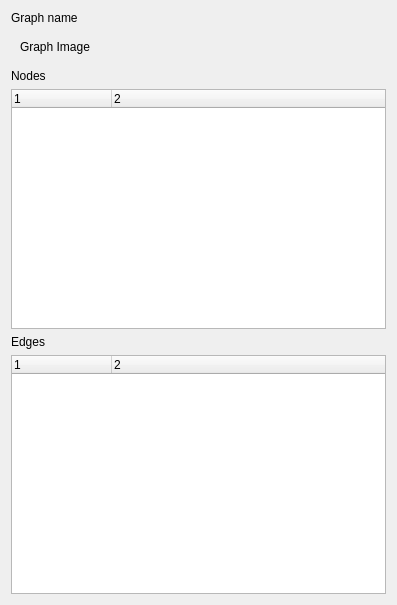
Qt form topo-blend/GraphExplorer.ui (ialhashim/topo-blend) before a commit.
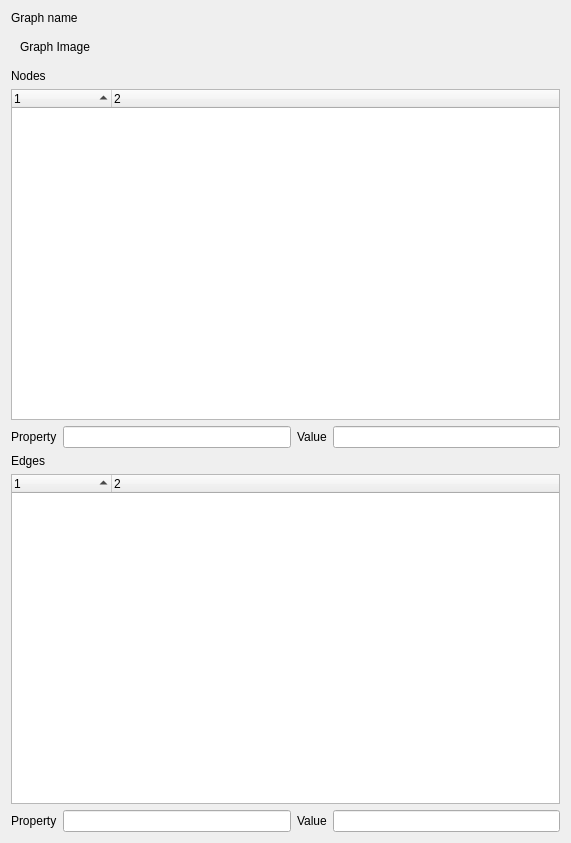
The same form after that commit.

Commit message: [GraphExplorer] faster graph drawing using QProcess + filtering by value and property name.

Patch:
```diff
--- a/topo-blend/GraphExplorer.ui
+++ b/topo-blend/GraphExplorer.ui
@@ -6,8 +6,8 @@
    <rect>
     <x>0</x>
     <y>0</y>
-    <width>397</width>
-    <height>605</height>
+    <width>571</width>
+    <height>843</height>
    </rect>
   </property>
   <property name="windowTitle">
@@ -43,16 +43,39 @@
     </layout>
    </item>
    <item>
-    <layout class="QVBoxLayout" name="nodesLayout">
-     <item>
+    <layout class="QGridLayout" name="gridLayout">
+     <item row="2" column="1">
+      <widget class="QLineEdit" name="nodesFilterProperty"/>
+     </item>
+     <item row="0" column="0">
       <widget class="QLabel" name="label_2">
        <property name="text">
         <string>Nodes</string>
        </property>
       </widget>
      </item>
-     <item>
+     <item row="2" column="0">
+      <widget class="QLabel" name="label_3">
+       <property name="text">
+        <string>Property</string>
+       </property>
+      </widget>
+     </item>
+     <item row="2" column="2">
+      <widget class="QLabel" name="label_5">
+       <property name="text">
+        <string>Value</string>
+       </property>
+      </widget>
+     </item>
+     <item row="2" column="3">
+      <widget class="QLineEdit" name="nodesFilterValue"/>
+     </item>
+     <item row="1" column="0" colspan="4">
       <widget class="QTreeWidget" name="nodesTree">
+       <property name="sortingEnabled">
+        <bool>true</bool>
+       </property>
        <property name="columnCount">
         <number>2</number>
        </property>
@@ -71,16 +94,39 @@
     </layout>
    </item>
    <item>
-    <layout class="QVBoxLayout" name="edgesLayout">
-     <item>
+    <layout class="QGridLayout" name="gridLayout_2">
+     <item row="0" column="0">
       <widget class="QLabel" name="label">
        <property name="text">
         <string>Edges</string>
        </property>
       </widget>
      </item>
-     <item>
+     <item row="2" column="0">
+      <widget class="QLabel" name="label_4">
+       <property name="text">
+        <string>Property</string>
+       </property>
+      </widget>
+     </item>
+     <item row="2" column="1">
+      <widget class="QLineEdit" name="edgesFilterProperty"/>
+     </item>
+     <item row="2" column="2">
+      <widget class="QLabel" name="label_6">
+       <property name="text">
+        <string>Value</string>
+       </property>
+      </widget>
+     </item>
+     <item row="2" column="3">
+      <widget class="QLineEdit" name="edgesFilterValue"/>
+     </item>
+     <item row="1" column="0" colspan="4">
       <widget class="QTreeWidget" name="edgesTree">
+       <property name="sortingEnabled">
+        <bool>true</bool>
+       </property>
        <property name="columnCount">
         <number>2</number>
        </property>
```
The commit also changes 17 other files.
